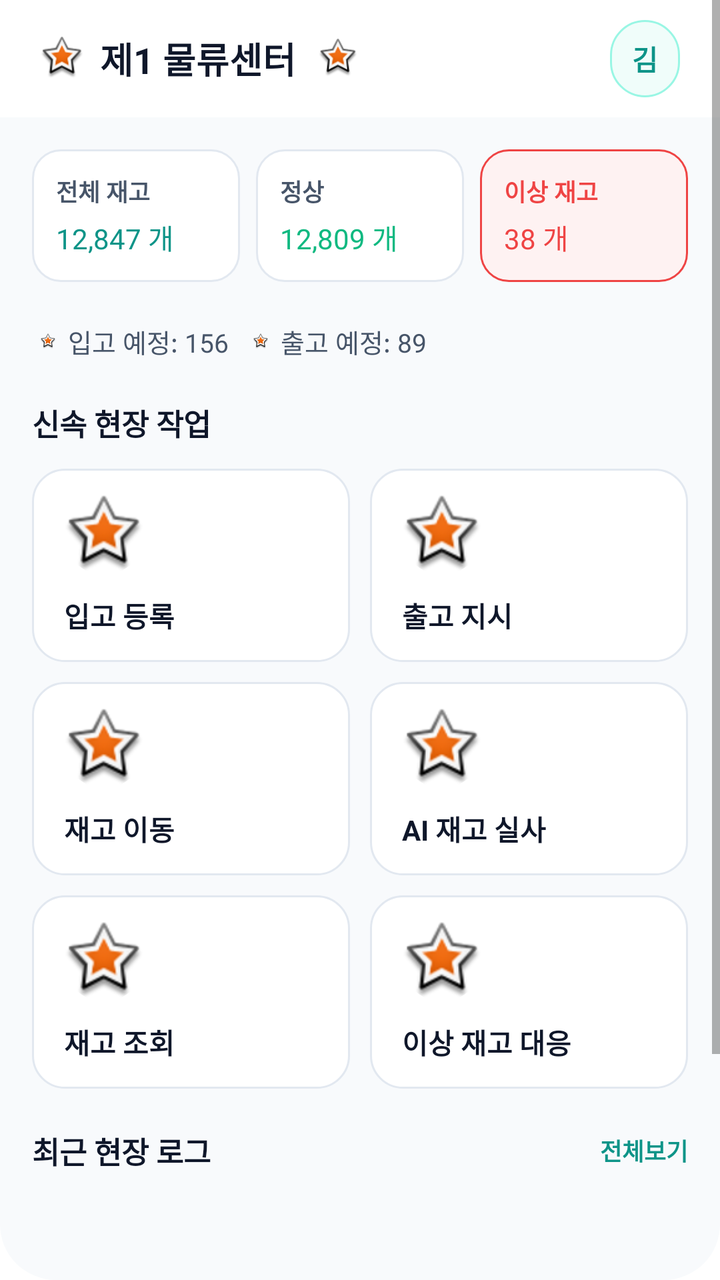
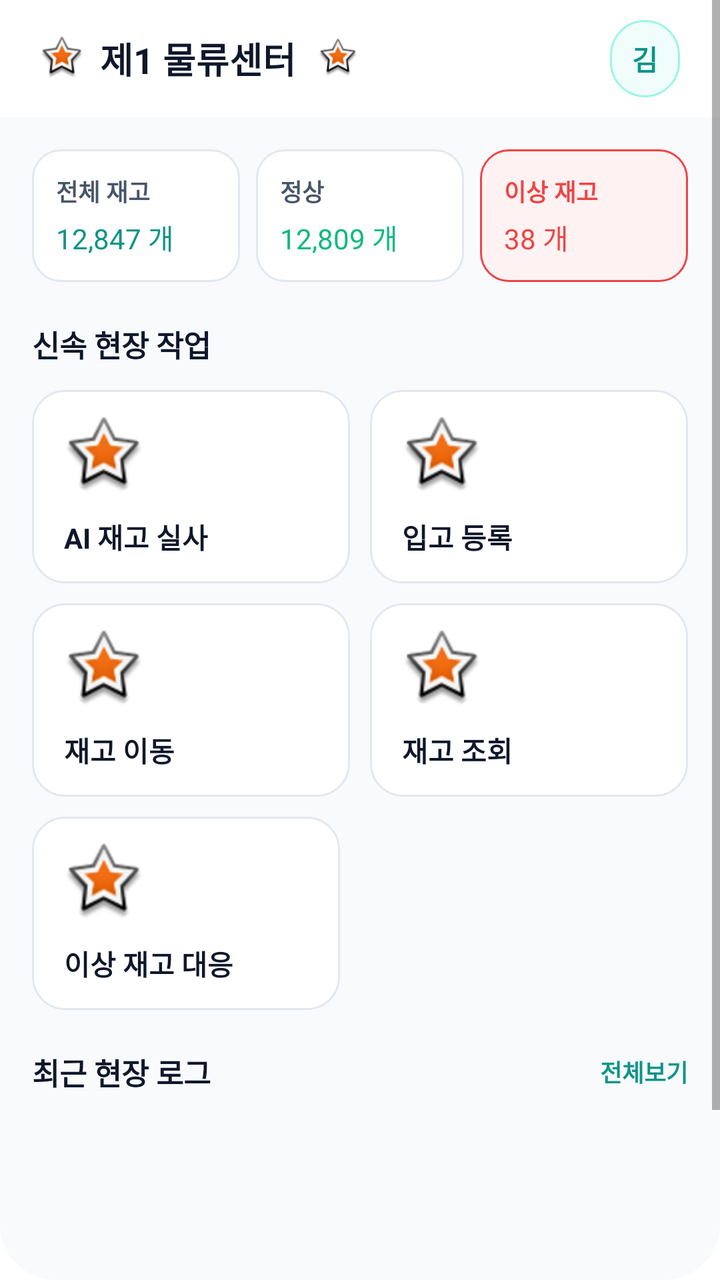

Before-and-after screenshots of an Android layout around one commit, followed by the original layout XML and the change that was made.
<!-- AndroidManifest.xml: application theme Theme.MaterialComponents.DayNight.NoActionBar -->
<!-- res/layout/activity_home_dashboard.xml -->
<LinearLayout 
	xmlns:android="http://schemas.android.com/apk/res/android"
	xmlns:tools="http://schemas.android.com/tools"
	xmlns:app="http://schemas.android.com/apk/res-auto"
	android:background="#FFFFFF"
	android:clipChildren="false"
	android:clipToPadding="false"
	android:orientation="vertical"
	android:layout_width="match_parent"
	android:layout_height="match_parent">
	<ScrollView 
		android:clipChildren="false"
		android:clipToPadding="false"
		android:id="@+id/roueqbfdmm5"
		android:layout_width="match_parent"
		android:layout_height="wrap_content"
		android:layout_weight="1"
		android:background="@drawable/cr28bf8fafc">
		<LinearLayout
			android:layout_width="match_parent"
			android:layout_height="match_parent"
			android:clipChildren="false"
			android:clipToPadding="false"
			android:orientation="vertical">
			<LinearLayout
				android:id="@+id/r173wsniqm27"
				android:layout_width="match_parent"
				android:layout_height="wrap_content"
				android:layout_marginBottom="89dp"
				android:orientation="vertical">
				<LinearLayout
					android:id="@+id/rzjleo93t6h"
					android:layout_width="match_parent"
					android:layout_height="wrap_content"
					android:gravity="center_vertical"
					android:paddingVertical="11dp"
					android:paddingHorizontal="20dp"
					android:visibility="gone"
					android:orientation="horizontal">
					<TextView
						android:id="@+id/r2oxhnl9skv9"
						android:textColor="#0F172A"
						android:textSize="14sp"
						android:textStyle="bold"
						android:layout_height="wrap_content"
						android:layout_width="wrap_content"
						android:text=""
					/>
					<View
						android:layout_width="0dp"
						android:layout_height="0dp"
						android:layout_weight="1"
					 />
					<ImageView
						android:id="@+id/ry7p7pqvxka"
						android:layout_width="72dp"
						android:layout_height="18dp"
						android:src="@android:drawable/star_big_on"
						android:scaleType="fitXY"
					/>
				</LinearLayout>
				<LinearLayout
					android:id="@+id/r77x9awtfdjg"
					android:layout_width="match_parent"
					android:layout_height="wrap_content"
					android:gravity="center_vertical"
					android:background="#FFFFFF"
					android:paddingVertical="10dp"
					android:paddingHorizontal="20dp"
					android:orientation="horizontal">
					<LinearLayout
						android:id="@+id/rcga86soxv4e"
						android:layout_width="wrap_content"
						android:layout_height="wrap_content"
						android:gravity="center_vertical"
						android:orientation="horizontal">
						<ImageView
							android:id="@+id/rl6h0q4vuf7r"
							android:layout_width="22dp"
							android:layout_height="22dp"
							android:layout_marginEnd="8dp"
							android:src="@android:drawable/star_big_on"
							android:scaleType="fitXY"
						/>
						<TextView
							android:id="@+id/r5cnj6sku8uh"
							android:textColor="#0F172A"
							android:textSize="18sp"
							android:textStyle="bold"
							android:layout_marginEnd="11dp"
							android:layout_height="wrap_content"
							android:layout_width="wrap_content"
							android:text="제1 물류센터"
						/>
						<ImageView
							android:id="@+id/rvivb4u3goq"
							android:layout_width="20dp"
							android:layout_height="20dp"
							android:src="@android:drawable/star_big_on"
							android:scaleType="fitXY"
						/>
					</LinearLayout>
					<View
						android:layout_width="0dp"
						android:layout_height="0dp"
						android:layout_weight="1"
					 />
					<LinearLayout
						android:id="@+id/rb48dc6k4hnu"
						android:layout_width="wrap_content"
						android:layout_height="wrap_content"
						android:background="@drawable/s99f6e4sw1cr18bf0fdfa"
						android:paddingVertical="9dp"
						android:paddingHorizontal="11dp"
						android:clickable="true"
						android:focusable="true"
						android:orientation="vertical">
						<TextView
							android:id="@+id/rk36yxt85npk"
							android:textColor="#0D9488"
							android:textSize="14sp"
							android:textStyle="bold"
							android:layout_height="wrap_content"
							android:layout_width="wrap_content"
							android:text="김"
						/>
					</LinearLayout>
				</LinearLayout>
				<LinearLayout
					android:id="@+id/rpz1fvaqq9de"
					android:layout_width="match_parent"
					android:layout_height="wrap_content"
					android:padding="16dp"
					android:orientation="vertical">
					<LinearLayout
						android:id="@+id/r7gj94le22s4"
						android:layout_width="match_parent"
						android:layout_height="wrap_content"
						android:gravity="center_vertical"
						android:layout_marginBottom="20dp"
						android:orientation="horizontal">
						<LinearLayout
							android:id="@+id/rp1qjy0z7u28"
							android:layout_width="0dp"
							android:layout_height="wrap_content"
							android:layout_weight="1"
							android:background="@drawable/se2e8f0sw1cr14bffffff"
							android:paddingVertical="12dp"
							android:layout_marginEnd="8dp"
							android:orientation="vertical">
							<TextView
								android:id="@+id/rsu66kziei2q"
								android:textColor="#475569"
								android:textSize="12sp"
								android:textStyle="bold"
								android:layout_marginBottom="4dp"
								android:layout_marginStart="12dp"
								android:layout_height="wrap_content"
								android:layout_width="wrap_content"
								android:text="전체 재고"
							/>
							<TextView
								android:id="@+id/r8y8i9t5s33h"
								android:textColor="#0D9488"
								android:layout_marginStart="12dp"
								android:layout_height="wrap_content"
								android:layout_width="wrap_content"
								android:text="12,847 개"
							/>
						</LinearLayout>
						<LinearLayout
							android:id="@+id/r22xvjgnzaq9"
							android:layout_width="0dp"
							android:layout_height="wrap_content"
							android:layout_weight="1"
							android:background="@drawable/se2e8f0sw1cr14bffffff"
							android:paddingVertical="12dp"
							android:layout_marginEnd="8dp"
							android:orientation="vertical">
							<TextView
								android:id="@+id/r6cst9kwr8wq"
								android:textColor="#475569"
								android:textSize="12sp"
								android:textStyle="bold"
								android:layout_marginBottom="4dp"
								android:layout_marginStart="12dp"
								android:layout_height="wrap_content"
								android:layout_width="wrap_content"
								android:text="정상"
							/>
							<TextView
								android:id="@+id/rhfbnn8zu2se"
								android:textColor="#10B981"
								android:layout_marginStart="12dp"
								android:layout_height="wrap_content"
								android:layout_width="wrap_content"
								android:text="12,809 개"
							/>
						</LinearLayout>
						<LinearLayout
							android:id="@+id/rb7dlg57yv8d"
							android:layout_width="0dp"
							android:layout_height="wrap_content"
							android:layout_weight="1"
							android:background="@drawable/sef4444sw1cr14bfef2f2"
							android:paddingVertical="12dp"
							android:paddingLeft="12dp"
							android:orientation="vertical">
							<TextView
								android:id="@+id/ryemghd4a9o"
								android:textColor="#EF4444"
								android:textSize="12sp"
								android:textStyle="bold"
								android:layout_marginBottom="4dp"
								android:layout_height="wrap_content"
								android:layout_width="wrap_content"
								android:text="이상 재고"
							/>
							<TextView
								android:id="@+id/rs6kkinbc3pk"
								android:textColor="#EF4444"
								android:layout_height="wrap_content"
								android:layout_width="wrap_content"
								android:text="38 개"
							/>
						</LinearLayout>
					</LinearLayout>
					<LinearLayout
						android:id="@+id/r567i067ooi3"
						android:layout_width="match_parent"
						android:layout_height="wrap_content"
						android:gravity="center_vertical"
						android:paddingHorizontal="4dp"
						android:layout_marginBottom="20dp"
						android:orientation="horizontal">
						<LinearLayout
							android:id="@+id/r22xipeqhzwb"
							android:layout_width="wrap_content"
							android:layout_height="wrap_content"
							android:gravity="center_vertical"
							android:layout_marginEnd="12dp"
							android:orientation="horizontal">
							<ImageView
								android:id="@+id/rgp6rugrpw18"
								android:layout_width="8dp"
								android:layout_height="8dp"
								android:layout_marginEnd="6dp"
								android:src="@android:drawable/star_big_on"
								android:scaleType="fitXY"
							/>
							<TextView
								android:id="@+id/rmjlahtvlrnh"
								android:textColor="#475569"
								android:textSize="13sp"
								android:layout_height="wrap_content"
								android:layout_width="wrap_content"
								android:text="입고 예정: 156"
							/>
						</LinearLayout>
						<LinearLayout
							android:id="@+id/r41k6bsxqnas"
							android:layout_width="wrap_content"
							android:layout_height="wrap_content"
							android:gravity="center_vertical"
							android:orientation="horizontal">
							<ImageView
								android:id="@+id/rj5jh5v0bjop"
								android:layout_width="8dp"
								android:layout_height="8dp"
								android:layout_marginEnd="6dp"
								android:src="@android:drawable/star_big_on"
								android:scaleType="fitXY"
							/>
							<TextView
								android:id="@+id/ra3h5o34igv"
								android:textColor="#475569"
								android:textSize="13sp"
								android:layout_height="wrap_content"
								android:layout_width="wrap_content"
								android:text="출고 예정: 89"
							/>
						</LinearLayout>
					</LinearLayout>
					<LinearLayout
						android:id="@+id/rg4twd46k6hb"
						android:layout_width="match_parent"
						android:layout_height="wrap_content"
						android:layout_marginBottom="20dp"
						android:orientation="vertical">
						<TextView
							android:id="@+id/rswg68ychknf"
							android:textColor="#0F172A"
							android:textSize="15sp"
							android:textStyle="bold"
							android:layout_marginBottom="12dp"
							android:layout_height="wrap_content"
							android:layout_width="wrap_content"
							android:text="신속 현장 작업"
						/>
						<LinearLayout
							android:id="@+id/rzhgrrdzhn2n"
							android:layout_width="match_parent"
							android:layout_height="wrap_content"
							android:orientation="vertical">
							<LinearLayout
								android:id="@+id/ri10v1a9jz9"
								android:layout_width="match_parent"
								android:layout_height="wrap_content"
								android:gravity="center_vertical"
								android:layout_marginBottom="10dp"
								android:orientation="horizontal">
								<LinearLayout
									android:id="@+id/ror0ls8e8rs"
									android:layout_width="0dp"
									android:layout_height="wrap_content"
									android:layout_weight="1"
									android:background="@drawable/se2e8f0sw1cr16bffffff"
									android:paddingVertical="13dp"
									android:paddingLeft="16dp"
									android:layout_marginEnd="10dp"
									android:orientation="vertical">
									<com.google.android.material.imageview.ShapeableImageView
										android:id="@+id/rab39btppni9"
										app:shapeAppearanceOverlay="@style/cr20"
										android:layout_width="40dp"
										android:layout_height="40dp"
										android:layout_marginBottom="10dp"
										android:src="@android:drawable/star_big_on"
										android:scaleType="fitXY"
									/>
									<TextView
										android:id="@+id/rmsx81ctldpf"
										android:textColor="#0F172A"
										android:textSize="14sp"
										android:textStyle="bold"
										android:layout_height="wrap_content"
										android:layout_width="wrap_content"
										android:text="입고 등록"
									/>
								</LinearLayout>
								<LinearLayout
									android:id="@+id/rw3dpgqgpg3r"
									android:layout_width="0dp"
									android:layout_height="wrap_content"
									android:layout_weight="1"
									android:background="@drawable/se2e8f0sw1cr16bffffff"
									android:paddingVertical="13dp"
									android:paddingLeft="16dp"
									android:orientation="vertical">
									<com.google.android.material.imageview.ShapeableImageView
										android:id="@+id/r0s0w7txmc16"
										app:shapeAppearanceOverlay="@style/cr20"
										android:layout_width="40dp"
										android:layout_height="40dp"
										android:layout_marginBottom="10dp"
										android:src="@android:drawable/star_big_on"
										android:scaleType="fitXY"
									/>
									<TextView
										android:id="@+id/r8iz7ah2nyyc"
										android:textColor="#0F172A"
										android:textSize="14sp"
										android:textStyle="bold"
										android:layout_height="wrap_content"
										android:layout_width="wrap_content"
										android:text="출고 지시"
									/>
								</LinearLayout>
							</LinearLayout>
							<LinearLayout
								android:id="@+id/rw2muc20q2nb"
								android:layout_width="match_parent"
								android:layout_height="wrap_content"
								android:gravity="center_vertical"
								android:layout_marginBottom="10dp"
								android:orientation="horizontal">
								<LinearLayout
									android:id="@+id/r5nn11xsmxdh"
									android:layout_width="0dp"
									android:layout_height="wrap_content"
									android:layout_weight="1"
									android:background="@drawable/se2e8f0sw1cr16bffffff"
									android:paddingVertical="13dp"
									android:paddingLeft="16dp"
									android:layout_marginEnd="10dp"
									android:orientation="vertical">
									<com.google.android.material.imageview.ShapeableImageView
										android:id="@+id/rpwoat3ganbb"
										app:shapeAppearanceOverlay="@style/cr20"
										android:layout_width="40dp"
										android:layout_height="40dp"
										android:layout_marginBottom="10dp"
										android:src="@android:drawable/star_big_on"
										android:scaleType="fitXY"
									/>
									<TextView
										android:id="@+id/ryd7tycz80en"
										android:textColor="#0F172A"
										android:textSize="14sp"
										android:textStyle="bold"
										android:layout_height="wrap_content"
										android:layout_width="wrap_content"
										android:text="재고 이동"
									/>
								</LinearLayout>
								<LinearLayout
									android:id="@+id/r58m6zkpupi8"
									android:layout_width="0dp"
									android:layout_height="wrap_content"
									android:layout_weight="1"
									android:background="@drawable/se2e8f0sw1cr16bffffff"
									android:paddingVertical="13dp"
									android:paddingLeft="16dp"
									android:orientation="vertical">
									<com.google.android.material.imageview.ShapeableImageView
										android:id="@+id/r98ojsxh1t6i"
										app:shapeAppearanceOverlay="@style/cr20"
										android:layout_width="40dp"
										android:layout_height="40dp"
										android:layout_marginBottom="10dp"
										android:src="@android:drawable/star_big_on"
										android:scaleType="fitXY"
									/>
									<TextView
										android:id="@+id/rgvw5eanmufi"
										android:textColor="#0F172A"
										android:textSize="14sp"
										android:textStyle="bold"
										android:layout_height="wrap_content"
										android:layout_width="wrap_content"
										android:text="AI 재고 실사"
									/>
								</LinearLayout>
							</LinearLayout>
							<LinearLayout
								android:id="@+id/r9cgawdni3m4"
								android:layout_width="match_parent"
								android:layout_height="wrap_content"
								android:gravity="center_vertical"
								android:orientation="horizontal">
								<LinearLayout
									android:id="@+id/rcgbksuzw3mr"
									android:layout_width="0dp"
									android:layout_height="wrap_content"
									android:layout_weight="1"
									android:background="@drawable/se2e8f0sw1cr16bffffff"
									android:paddingVertical="13dp"
									android:paddingLeft="16dp"
									android:layout_marginEnd="10dp"
									android:orientation="vertical">
									<com.google.android.material.imageview.ShapeableImageView
										android:id="@+id/re5c8ey5f249"
										app:shapeAppearanceOverlay="@style/cr20"
										android:layout_width="40dp"
										android:layout_height="40dp"
										android:layout_marginBottom="10dp"
										android:src="@android:drawable/star_big_on"
										android:scaleType="fitXY"
									/>
									<TextView
										android:id="@+id/rohf43z7abd"
										android:textColor="#0F172A"
										android:textSize="14sp"
										android:textStyle="bold"
										android:layout_height="wrap_content"
										android:layout_width="wrap_content"
										android:text="재고 조회"
									/>
								</LinearLayout>
								<LinearLayout
									android:id="@+id/r0da5dco3z0cj"
									android:layout_width="0dp"
									android:layout_height="wrap_content"
									android:layout_weight="1"
									android:background="@drawable/se2e8f0sw1cr16bffffff"
									android:paddingVertical="13dp"
									android:orientation="vertical">
									<com.google.android.material.imageview.ShapeableImageView
										android:id="@+id/r6lzdd9oqzfl"
										app:shapeAppearanceOverlay="@style/cr20"
										android:layout_width="40dp"
										android:layout_height="40dp"
										android:layout_marginBottom="10dp"
										android:layout_marginStart="16dp"
										android:src="@android:drawable/star_big_on"
										android:scaleType="fitXY"
									/>
									<TextView
										android:id="@+id/rd1v6i6pulqg"
										android:textColor="#0F172A"
										android:textSize="14sp"
										android:textStyle="bold"
										android:layout_marginStart="16dp"
										android:layout_height="wrap_content"
										android:layout_width="wrap_content"
										android:text="이상 재고 대응"
									/>
								</LinearLayout>
							</LinearLayout>
						</LinearLayout>
					</LinearLayout>
					<LinearLayout
						android:id="@+id/rvpcm246c3xi"
						android:layout_width="match_parent"
						android:layout_height="wrap_content"
						android:orientation="vertical">
						<LinearLayout
							android:id="@+id/r7a9shc8mgpe"
							android:layout_width="match_parent"
							android:layout_height="wrap_content"
							android:gravity="center_vertical"
							android:layout_marginBottom="10dp"
							android:orientation="horizontal">
							<TextView
								android:id="@+id/r5qc97jcurb5"
								android:textColor="#0F172A"
								android:textSize="15sp"
								android:textStyle="bold"
								android:layout_height="wrap_content"
								android:layout_width="wrap_content"
								android:text="최근 현장 로그"
							/>
							<View
								android:layout_width="0dp"
								android:layout_height="0dp"
								android:layout_weight="1"
							 />
							<TextView
								android:id="@+id/rabmoab0ddco"
								android:textColor="#0D9488"
								android:textSize="12sp"
								android:textStyle="bold"
								android:layout_height="wrap_content"
								android:layout_width="wrap_content"
								android:text="전체보기"
							/>
						</LinearLayout>
						
						<LinearLayout
							android:id="@+id/llHomeRecentLogsContainer"
							android:layout_width="match_parent"
							android:layout_height="wrap_content"
							android:orientation="vertical" />
					</LinearLayout>
				</LinearLayout>
			</LinearLayout>
			<RelativeLayout
				android:id="@+id/rw0qmnxt2hof"
				android:layout_width="match_parent"
				android:layout_height="wrap_content"
				android:clipChildren="false"
				android:clipToPadding="false"
				>
				<LinearLayout
					android:layout_width="match_parent"
					android:layout_height="wrap_content"
					android:clipChildren="false"
					android:clipToPadding="false"
					android:orientation="vertical">
					<LinearLayout
						android:id="@+id/rbne32vjpama"
						android:layout_width="match_parent"
						android:layout_height="wrap_content"
						android:background="#FFFFFF"
						android:paddingHorizontal="12dp"
						android:orientation="horizontal">
						<ImageView
							android:id="@+id/rhm1gom7f5ja"
							android:layout_width="0dp"
							android:layout_height="52dp"
							android:layout_weight="1"
							android:layout_marginVertical="12dp"
							android:layout_marginEnd="44dp"
							android:src="@android:drawable/star_big_on"
							android:scaleType="fitXY"
						/>
						<LinearLayout
							android:id="@+id/rs08jcmj2xlm"
							android:layout_width="0dp"
							android:layout_height="wrap_content"
							android:layout_weight="1"
							android:gravity="center_horizontal"
							android:paddingVertical="6dp"
							android:layout_marginTop="12dp"
							android:layout_marginEnd="11dp"
							android:orientation="vertical">
							<ImageView
								android:id="@+id/ruqljmdutzc"
								android:layout_width="22dp"
								android:layout_height="22dp"
								android:layout_marginBottom="4dp"
								android:src="@android:drawable/star_big_on"
								android:scaleType="fitXY"
							/>
							<TextView
								android:id="@+id/r864qyznxw2q"
								android:textColor="#475569"
								android:textSize="11sp"
								android:layout_height="wrap_content"
								android:layout_width="wrap_content"
								android:text="재고"
							/>
						</LinearLayout>
						<TextView
							android:id="@+id/rdkzl3gxfayl"
							android:textColor="#0D9488"
							android:textSize="11sp"
							android:textStyle="bold"
							android:layout_marginTop="40dp"
							android:layout_marginEnd="13dp"
							android:layout_height="wrap_content"
							android:layout_width="wrap_content"
							android:text="스캔"
						/>
						<LinearLayout
							android:id="@+id/rajx13mscno4"
							android:layout_width="0dp"
							android:layout_height="wrap_content"
							android:layout_weight="1"
							android:gravity="center_horizontal"
							android:paddingVertical="6dp"
							android:layout_marginTop="12dp"
							android:layout_marginEnd="44dp"
							android:orientation="vertical">
							<ImageView
								android:id="@+id/r8l37me9a9ry"
								android:layout_width="22dp"
								android:layout_height="22dp"
								android:layout_marginBottom="4dp"
								android:src="@android:drawable/star_big_on"
								android:scaleType="fitXY"
							/>
							<TextView
								android:id="@+id/rtpdt9zrz3vr"
								android:textColor="#475569"
								android:textSize="11sp"
								android:layout_height="wrap_content"
								android:layout_width="wrap_content"
								android:text="작업"
							/>
						</LinearLayout>
						<LinearLayout
							android:id="@+id/r46r7crd2blu"
							android:layout_width="0dp"
							android:layout_height="wrap_content"
							android:layout_weight="1"
							android:gravity="center_horizontal"
							android:paddingVertical="6dp"
							android:layout_marginTop="12dp"
							android:orientation="vertical">
							<ImageView
								android:id="@+id/rmm59y3lfvnq"
								android:layout_width="22dp"
								android:layout_height="22dp"
								android:layout_marginBottom="4dp"
								android:src="@android:drawable/star_big_on"
								android:scaleType="fitXY"
							/>
							<TextView
								android:id="@+id/rubyhmnp8b6"
								android:textColor="#475569"
								android:textSize="11sp"
								android:layout_height="wrap_content"
								android:layout_width="wrap_content"
								android:text="더보기"
							/>
						</LinearLayout>
					</LinearLayout>
				</LinearLayout>
				<LinearLayout
					android:id="@+id/rxg0d3a1pc29"
					android:layout_marginTop="-17dp"
					android:layout_width="wrap_content"
					android:layout_height="wrap_content"
					android:layout_centerHorizontal="true"
					android:gravity="center_horizontal"
					android:clipChildren="false"
					android:clipToPadding="false"
					android:orientation="vertical">
					<com.google.android.material.imageview.ShapeableImageView
						android:id="@+id/rz27s8jtbjwo"
						app:shapeAppearanceOverlay="@style/cr29"
						android:layout_width="58dp"
						android:layout_height="58dp"
						android:src="@android:drawable/star_big_on"
						android:scaleType="fitXY"
					/>
				</LinearLayout>
			</RelativeLayout>
		</LinearLayout>
	</ScrollView>
</LinearLayout>
<!-- resources referenced by this layout -->
<resources>
  <!-- drawable cr28bf8fafc (drawable) -->
  <?xml version="1.0" encoding="UTF-8"?>
  <shape
  	xmlns:android="http://schemas.android.com/apk/res/android">
  	<solid
  		android:color="#F8FAFC"
  	/>
  	<corners
  		android:radius="28dp"
  	/>      
  </shape>
  <!-- drawable s99f6e4sw1cr18bf0fdfa (drawable) -->
  <?xml version="1.0" encoding="UTF-8"?>
  <shape
  	xmlns:android="http://schemas.android.com/apk/res/android">
  	<solid
  		android:color="#F0FDFA"
  	/>
  	<stroke
  		android:color="#99F6E4"
  		android:width="1dp"
  	/>       
  	<corners
  		android:radius="18dp"
  	/>      
  </shape>
  <!-- drawable se2e8f0sw1cr14bffffff (drawable) -->
  <?xml version="1.0" encoding="UTF-8"?>
  <shape
  	xmlns:android="http://schemas.android.com/apk/res/android">
  	<solid
  		android:color="#FFFFFF"
  	/>
  	<stroke
  		android:color="#E2E8F0"
  		android:width="1dp"
  	/>       
  	<corners
  		android:radius="14dp"
  	/>      
  </shape>
  <!-- drawable se2e8f0sw1cr16bffffff (drawable) -->
  <?xml version="1.0" encoding="UTF-8"?>
  <shape
  	xmlns:android="http://schemas.android.com/apk/res/android">
  	<solid
  		android:color="#FFFFFF"
  	/>
  	<stroke
  		android:color="#E2E8F0"
  		android:width="1dp"
  	/>       
  	<corners
  		android:radius="16dp"
  	/>      
  </shape>
  <!-- drawable sef4444sw1cr14bfef2f2 (drawable) -->
  <?xml version="1.0" encoding="UTF-8"?>
  <shape
  	xmlns:android="http://schemas.android.com/apk/res/android">
  	<solid
  		android:color="#FEF2F2"
  	/>
  	<stroke
  		android:color="#EF4444"
  		android:width="1dp"
  	/>       
  	<corners
  		android:radius="14dp"
  	/>      
  </shape>
  <style name="cr20">
  		<item name="cornerSize">20dp</item>
  	</style>
  <style name="cr29">
  		<item name="cornerSize">29dp</item>
  	</style>
</resources>

<!-- the commit's change to res/layout/activity_home_dashboard.xml (unified diff, before → after) -->
@@ -226,62 +226,6 @@
 						</LinearLayout>
 					</LinearLayout>
 					<LinearLayout
-						android:id="@+id/r567i067ooi3"
-						android:layout_width="match_parent"
-						android:layout_height="wrap_content"
-						android:gravity="center_vertical"
-						android:paddingHorizontal="4dp"
-						android:layout_marginBottom="20dp"
-						android:orientation="horizontal">
-						<LinearLayout
-							android:id="@+id/r22xipeqhzwb"
-							android:layout_width="wrap_content"
-							android:layout_height="wrap_content"
-							android:gravity="center_vertical"
-							android:layout_marginEnd="12dp"
-							android:orientation="horizontal">
-							<ImageView
-								android:id="@+id/rgp6rugrpw18"
-								android:layout_width="8dp"
-								android:layout_height="8dp"
-								android:layout_marginEnd="6dp"
-								android:src="@android:drawable/star_big_on"
-								android:scaleType="fitXY"
-							/>
-							<TextView
-								android:id="@+id/rmjlahtvlrnh"
-								android:textColor="#475569"
-								android:textSize="13sp"
-								android:layout_height="wrap_content"
-								android:layout_width="wrap_content"
-								android:text="입고 예정: 156"
-							/>
-						</LinearLayout>
-						<LinearLayout
-							android:id="@+id/r41k6bsxqnas"
-							android:layout_width="wrap_content"
-							android:layout_height="wrap_content"
-							android:gravity="center_vertical"
-							android:orientation="horizontal">
-							<ImageView
-								android:id="@+id/rj5jh5v0bjop"
-								android:layout_width="8dp"
-								android:layout_height="8dp"
-								android:layout_marginEnd="6dp"
-								android:src="@android:drawable/star_big_on"
-								android:scaleType="fitXY"
-							/>
-							<TextView
-								android:id="@+id/ra3h5o34igv"
-								android:textColor="#475569"
-								android:textSize="13sp"
-								android:layout_height="wrap_content"
-								android:layout_width="wrap_content"
-								android:text="출고 예정: 89"
-							/>
-						</LinearLayout>
-					</LinearLayout>
-					<LinearLayout
 						android:id="@+id/rg4twd46k6hb"
 						android:layout_width="match_parent"
 						android:layout_height="wrap_content"
@@ -310,7 +254,7 @@
 								android:layout_marginBottom="10dp"
 								android:orientation="horizontal">
 								<LinearLayout
-									android:id="@+id/ror0ls8e8rs"
+									android:id="@+id/r58m6zkpupi8"
 									android:layout_width="0dp"
 									android:layout_height="wrap_content"
 									android:layout_weight="1"
@@ -320,6 +264,34 @@
 									android:layout_marginEnd="10dp"
 									android:orientation="vertical">
 									<com.google.android.material.imageview.ShapeableImageView
+										android:id="@+id/r98ojsxh1t6i"
+										app:shapeAppearanceOverlay="@style/cr20"
+										android:layout_width="40dp"
+										android:layout_height="40dp"
+										android:layout_marginBottom="10dp"
+										android:src="@android:drawable/star_big_on"
+										android:scaleType="fitXY"
+									/>
+									<TextView
+										android:id="@+id/rgvw5eanmufi"
+										android:textColor="#0F172A"
+										android:textSize="14sp"
+										android:textStyle="bold"
+										android:layout_height="wrap_content"
+										android:layout_width="wrap_content"
+										android:text="AI 재고 실사"
+									/>
+								</LinearLayout>
+								<LinearLayout
+									android:id="@+id/ror0ls8e8rs"
+									android:layout_width="0dp"
+									android:layout_height="wrap_content"
+									android:layout_weight="1"
+									android:background="@drawable/se2e8f0sw1cr16bffffff"
+									android:paddingVertical="13dp"
+									android:paddingLeft="16dp"
+									android:orientation="vertical">
+									<com.google.android.material.imageview.ShapeableImageView
 										android:id="@+id/rab39btppni9"
 										app:shapeAppearanceOverlay="@style/cr20"
 										android:layout_width="40dp"
@@ -336,34 +308,6 @@
 										android:layout_height="wrap_content"
 										android:layout_width="wrap_content"
 										android:text="입고 등록"
-									/>
-								</LinearLayout>
-								<LinearLayout
-									android:id="@+id/rw3dpgqgpg3r"
-									android:layout_width="0dp"
-									android:layout_height="wrap_content"
-									android:layout_weight="1"
-									android:background="@drawable/se2e8f0sw1cr16bffffff"
-									android:paddingVertical="13dp"
-									android:paddingLeft="16dp"
-									android:orientation="vertical">
-									<com.google.android.material.imageview.ShapeableImageView
-										android:id="@+id/r0s0w7txmc16"
-										app:shapeAppearanceOverlay="@style/cr20"
-										android:layout_width="40dp"
-										android:layout_height="40dp"
-										android:layout_marginBottom="10dp"
-										android:src="@android:drawable/star_big_on"
-										android:scaleType="fitXY"
-									/>
-									<TextView
-										android:id="@+id/r8iz7ah2nyyc"
-										android:textColor="#0F172A"
-										android:textSize="14sp"
-										android:textStyle="bold"
-										android:layout_height="wrap_content"
-										android:layout_width="wrap_content"
-										android:text="출고 지시"
 									/>
 								</LinearLayout>
 							</LinearLayout>
@@ -404,41 +348,6 @@
 									/>
 								</LinearLayout>
 								<LinearLayout
-									android:id="@+id/r58m6zkpupi8"
-									android:layout_width="0dp"
-									android:layout_height="wrap_content"
-									android:layout_weight="1"
-									android:background="@drawable/se2e8f0sw1cr16bffffff"
-									android:paddingVertical="13dp"
-									android:paddingLeft="16dp"
-									android:orientation="vertical">
-									<com.google.android.material.imageview.ShapeableImageView
-										android:id="@+id/r98ojsxh1t6i"
-										app:shapeAppearanceOverlay="@style/cr20"
-										android:layout_width="40dp"
-										android:layout_height="40dp"
-										android:layout_marginBottom="10dp"
-										android:src="@android:drawable/star_big_on"
-										android:scaleType="fitXY"
-									/>
-									<TextView
-										android:id="@+id/rgvw5eanmufi"
-										android:textColor="#0F172A"
-										android:textSize="14sp"
-										android:textStyle="bold"
-										android:layout_height="wrap_content"
-										android:layout_width="wrap_content"
-										android:text="AI 재고 실사"
-									/>
-								</LinearLayout>
-							</LinearLayout>
-							<LinearLayout
-								android:id="@+id/r9cgawdni3m4"
-								android:layout_width="match_parent"
-								android:layout_height="wrap_content"
-								android:gravity="center_vertical"
-								android:orientation="horizontal">
-								<LinearLayout
 									android:id="@+id/rcgbksuzw3mr"
 									android:layout_width="0dp"
 									android:layout_height="wrap_content"
@@ -446,7 +355,6 @@
 									android:background="@drawable/se2e8f0sw1cr16bffffff"
 									android:paddingVertical="13dp"
 									android:paddingLeft="16dp"
-									android:layout_marginEnd="10dp"
 									android:orientation="vertical">
 									<com.google.android.material.imageview.ShapeableImageView
 										android:id="@+id/re5c8ey5f249"
@@ -467,6 +375,13 @@
 										android:text="재고 조회"
 									/>
 								</LinearLayout>
+							</LinearLayout>
+							<LinearLayout
+								android:id="@+id/r9cgawdni3m4"
+								android:layout_width="match_parent"
+								android:layout_height="wrap_content"
+								android:gravity="center_vertical"
+								android:orientation="horizontal">
 								<LinearLayout
 									android:id="@+id/r0da5dco3z0cj"
 									android:layout_width="0dp"
@@ -474,6 +389,7 @@
 									android:layout_weight="1"
 									android:background="@drawable/se2e8f0sw1cr16bffffff"
 									android:paddingVertical="13dp"
+									android:layout_marginEnd="10dp"
 									android:orientation="vertical">
 									<com.google.android.material.imageview.ShapeableImageView
 										android:id="@+id/r6lzdd9oqzfl"
@@ -496,6 +412,12 @@
 										android:text="이상 재고 대응"
 									/>
 								</LinearLayout>
+								<View
+									android:layout_width="0dp"
+									android:layout_height="0dp"
+									android:layout_weight="1"
+									android:layout_marginStart="10dp"
+								/>
 							</LinearLayout>
 						</LinearLayout>
 					</LinearLayout>
